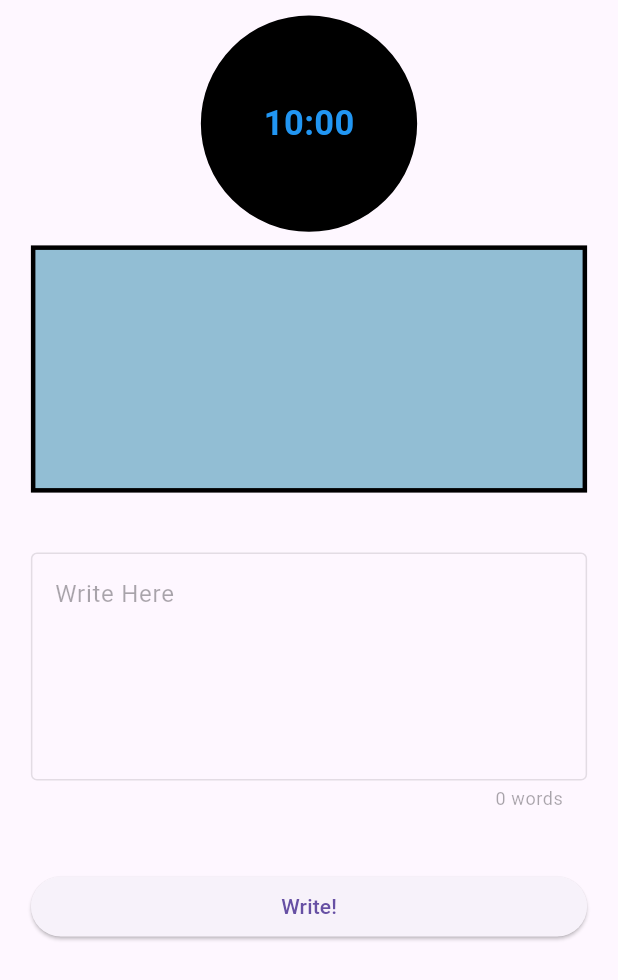
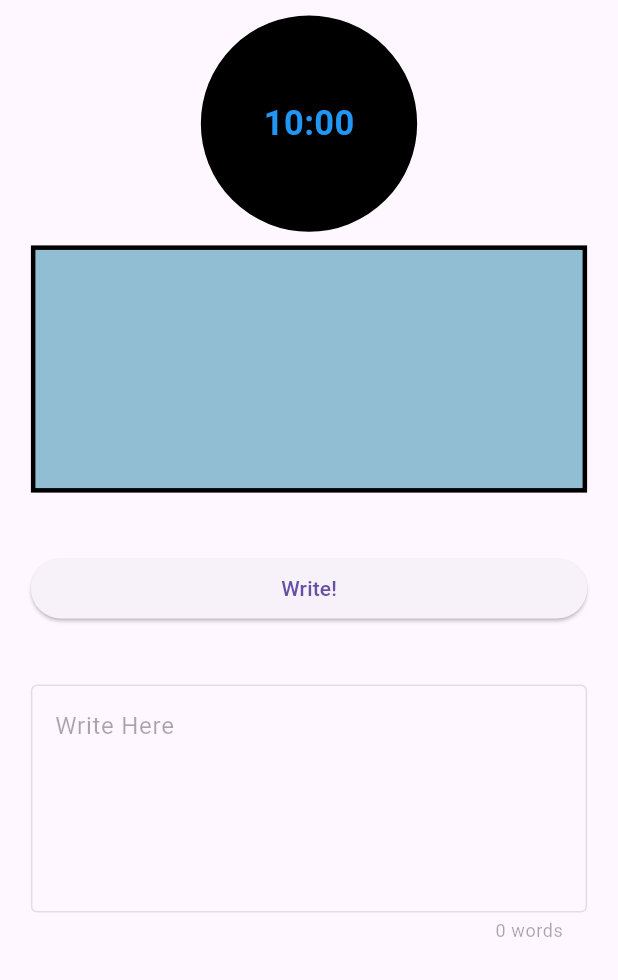
Before and after one commit to kkhhaaooss/writing_app, a Flutter app: the screen it shows after launch, on a phone screen of 412 x 824 dp. Shown: the top 980 px of the screen. Run offline on Flutter 3.47's test engine with Material 3 defaults, Android fonts, the phone set to English and light mode, and no system bars; drawn by our look-alikes of circular_countdown_timer; our stand-ins replace google_fonts; statements that could not run were skipped.

Commit message:
Changes size and styling of timer depending on paused state. Moves pause/resume button between LastParagraph and TextInput

```diff
--- a/lib/views/components/turn_timer.dart
+++ b/lib/views/components/turn_timer.dart
@@ -32,18 +32,19 @@ class TurnTimer extends StatelessWidget {
           duration: 10 * 60,
           initialDuration: 0,
           controller: controller,
-          width: width / 2,
-          height: height / 2,
+          width: timerProvider.paused ? width / 2 : width / 4,
+          height: timerProvider.paused ? height / 2 : height / 4,
           fillColor: Colors.grey,
           strokeWidth: width * .75,
           ringColor: Colors.black,
           autoStart: false,
           isReverse: true,
           strokeCap: StrokeCap.butt,
-          textStyle: const TextStyle(
-            fontSize: 23.0,
+          textStyle: TextStyle(
+            fontSize: timerProvider.paused ? 23.0 : 15.0,
             color: Colors.blue,
-            fontWeight: FontWeight.bold,
+            fontWeight:
+                timerProvider.paused ? FontWeight.bold : FontWeight.normal,
             backgroundColor: Colors.black,
           ),
           textAlign: TextAlign.center,
--- a/lib/views/interface.dart
+++ b/lib/views/interface.dart
@@ -43,11 +43,11 @@ class Interface extends StatelessWidget {
                     height: screenHeight * 0.2,
                   ),
                   const SizedBox(height: 40),
+                  const PauseButton(),
+                  const SizedBox(height: 40),
                   TextInput(
                     timerController: timerController,
                   ),
-                  const SizedBox(height: 40),
-                  const PauseButton(),
                 ],
               ),
             ),
```
